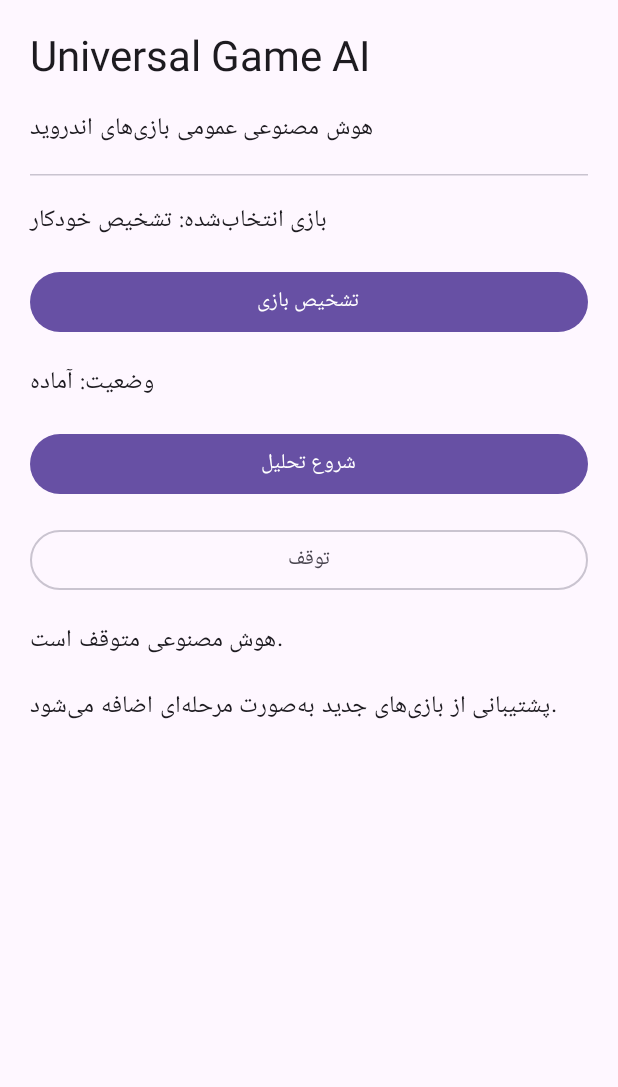
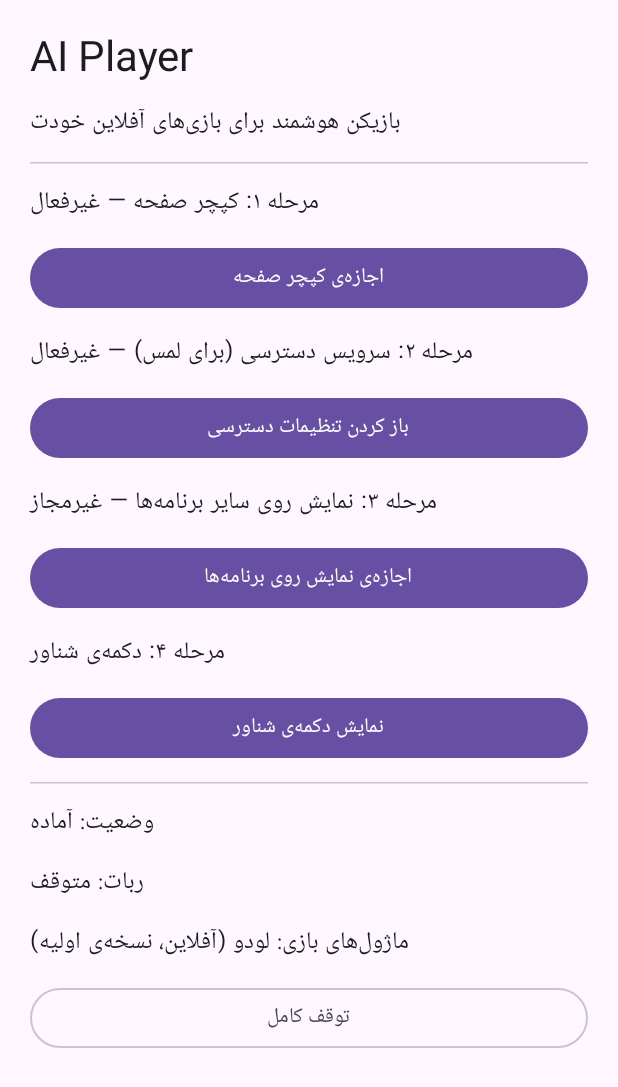
Before and after one commit to aj3157247-bot/ClashAI, an Android app built with Jetpack Compose: the screen it shows after launch (MainActivity), on a phone screen of 412 x 824 dp. Shown: the top 1087 px of the screen. Run offline under Robolectric (Android 15) with nearby library versions, the phone set to English and light mode, and no system bars.

Commit message:
Add files via upload

```diff
--- a/app/src/main/java/com/clashai/companion/GameRegistry.kt
+++ b/app/src/main/java/com/clashai/companion/GameRegistry.kt
@@ -7,8 +7,11 @@ object GameRegistry {
     // Register game modules here. The first module that matches is used.
     private val modules: MutableList<GameModule> = mutableListOf()
 
+    /** Adds a module once. Calling it again with the same id does nothing. */
     fun register(module: GameModule) {
-        modules.add(module)
+        if (modules.none { it.id == module.id }) {
+            modules.add(module)
+        }
     }
 
     fun find(packageName: String?, frame: Bitmap): GameModule? =
--- a/app/src/main/java/com/clashai/companion/MainActivity.kt
+++ b/app/src/main/java/com/clashai/companion/MainActivity.kt
@@ -1,19 +1,29 @@
 package com.aiplayer.companion
 
+import android.app.Activity
+import android.content.Intent
+import android.media.projection.MediaProjectionManager
+import android.net.Uri
 import android.os.Bundle
+import android.provider.Settings
 import androidx.activity.ComponentActivity
+import androidx.activity.compose.rememberLauncherForActivityResult
 import androidx.activity.compose.setContent
+import androidx.activity.result.contract.ActivityResultContracts
 import androidx.compose.foundation.layout.*
 import androidx.compose.material3.*
 import androidx.compose.runtime.*
 import androidx.compose.ui.Modifier
+import androidx.compose.ui.platform.LocalContext
 import androidx.compose.ui.unit.dp
+import androidx.core.content.ContextCompat
+import kotlinx.coroutines.delay
 
 class MainActivity : ComponentActivity() {
 
     override fun onCreate(savedInstanceState: Bundle?) {
         super.onCreate(savedInstanceState)
-
+        GameRegistry.register(LudoModule())
         setContent {
             UniversalGameAI()
         }
@@ -22,82 +32,122 @@ class MainActivity : ComponentActivity() {
 
 @Composable
 fun UniversalGameAI() {
+    val context = LocalContext.current
 
-    var selectedGame by remember {
-        mutableStateOf("تشخیص خودکار")
+    var status by remember { mutableStateOf("آماده") }
+    var captureOn by remember { mutableStateOf(false) }
+    var accessibilityOn by remember { mutableStateOf(false) }
+    var overlayOn by remember { mutableStateOf(Settings.canDrawOverlays(context)) }
+    var agentOn by remember { mutableStateOf(false) }
+
+    // Re-check the accessibility service every second, because the user enables it in another screen.
+    LaunchedEffect(Unit) {
+        while (true) {
+            accessibilityOn = AutoPlayAccessibilityService.instance != null
+            overlayOn = Settings.canDrawOverlays(context)
+            agentOn = AgentLoop.isRunning()
+            delay(1000)
+        }
     }
 
-    var status by remember {
-        mutableStateOf("آماده")
-    }
-
-    var automaticMode by remember {
-        mutableStateOf(false)
+    val projectionLauncher = rememberLauncherForActivityResult(
+        ActivityResultContracts.StartActivityForResult()
+    ) { result ->
+        val data = result.data
+        if (result.resultCode == Activity.RESULT_OK && data != null) {
+            val intent = Intent(context, ScreenCaptureService::class.java).apply {
+                action = ScreenCaptureService.ACTION_START
+                putExtra(ScreenCaptureService.EXTRA_RESULT_CODE, result.resultCode)
+                putExtra(ScreenCaptureService.EXTRA_DATA, data)
+            }
+            ContextCompat.startForegroundService(context, intent)
+            captureOn = true
+            status = "کپچر صفحه فعال شد"
+        } else {
+            status = "اجازه‌ی کپچر صفحه داده نشد"
+        }
     }
 
     MaterialTheme {
         Scaffold { padding ->
-
             Column(
                 modifier = Modifier
                     .fillMaxSize()
                     .padding(padding)
                     .padding(20.dp),
-                verticalArrangement = Arrangement.spacedBy(16.dp)
+                verticalArrangement = Arrangement.spacedBy(12.dp)
             ) {
+                Text("AI Player", style = MaterialTheme.typography.headlineMedium)
+                Text("بازیکن هوشمند برای بازی‌های آفلاین خودت")
+                HorizontalDivider()
 
-                Text(
-                    "Universal Game AI",
-                    style = MaterialTheme.typography.headlineMedium
-                )
+                Text("مرحله ۱: کپچر صفحه — ${if (captureOn) "فعال" else "غیرفعال"}")
+                Button(
+                    onClick = {
+                        val mpm = context.getSystemService(MediaProjectionManager::class.java)
+                        projectionLauncher.launch(mpm.createScreenCaptureIntent())
+                    },
+                    modifier = Modifier.fillMaxWidth()
+                ) { Text("اجازه‌ی کپچر صفحه") }
 
-                Text("هوش مصنوعی عمومی بازی‌های اندروید")
+                Text("مرحله ۲: سرویس دسترسی (برای لمس) — ${if (accessibilityOn) "فعال" else "غیرفعال"}")
+                Button(
+                    onClick = {
+                        context.startActivity(Intent(Settings.ACTION_ACCESSIBILITY_SETTINGS))
+                    },
+                    modifier = Modifier.fillMaxWidth()
+                ) { Text("باز کردن تنظیمات دسترسی") }
+
+                Text("مرحله ۳: نمایش روی سایر برنامه‌ها — ${if (overlayOn) "مجاز" else "غیرمجاز"}")
+                Button(
+                    onClick = {
+                        if (!Settings.canDrawOverlays(context)) {
+                            val uri = Uri.parse("package:${context.packageName}")
+                            context.startActivity(
+                                Intent(Settings.ACTION_MANAGE_OVERLAY_PERMISSION, uri)
+                            )
+                        } else {
+                            status = "مجوز نمایش روی برنامه‌ها از قبل داده شده است"
+                        }
+                    },
+                    modifier = Modifier.fillMaxWidth()
+                ) { Text("اجازه‌ی نمایش روی برنامه‌ها") }
+
+                Text("مرحله ۴: دکمه‌ی شناور")
+                Button(
+                    onClick = {
+                        if (!accessibilityOn) {
+                            status = "ابتدا سرویس دسترسی را فعال کن"
+                        } else if (!captureOn) {
+                            status = "ابتدا کپچر صفحه را فعال کن"
+                        } else if (!overlayOn) {
+                            status = "ابتدا اجازه‌ی نمایش روی برنامه‌ها را بده"
+                        } else {
+                            context.startService(Intent(context, FloatingControlService::class.java))
+                            status = "دکمه‌ی شناور نمایش داده شد. از روی بازی شروع کن."
+                        }
+                    },
+                    modifier = Modifier.fillMaxWidth()
+                ) { Text("نمایش دکمه‌ی شناور") }
 
                 HorizontalDivider()
-
-                Text("بازی انتخاب‌شده: $selectedGame")
-
-                Button(
-                    onClick = {
-                        selectedGame = "تشخیص در حال توسعه"
-                    },
-                    modifier = Modifier.fillMaxWidth()
-                ) {
-                    Text("تشخیص بازی")
-                }
-
                 Text("وضعیت: $status")
-
-                Button(
-                    onClick = {
-                        automaticMode = true
-                        status = "حالت تحلیل فعال شد"
-                    },
-                    modifier = Modifier.fillMaxWidth()
-                ) {
-                    Text("شروع تحلیل")
-                }
+                Text("ربات: ${if (agentOn) "در حال اجرا" else "متوقف"}")
+                Text("ماژول‌های بازی: لودو (آفلاین، نسخه‌ی اولیه)")
 
                 OutlinedButton(
                     onClick = {
-                        automaticMode = false
-                        status = "متوقف شد"
+                        AgentLoop.stop()
+                        context.stopService(Intent(context, FloatingControlService::class.java))
+                        val stop = Intent(context, ScreenCaptureService::class.java).apply {
+                            action = ScreenCaptureService.ACTION_STOP
+                        }
+                        context.startService(stop)
+                        captureOn = false
+                        status = "همه‌ی بخش‌ها متوقف شدند"
                     },
                     modifier = Modifier.fillMaxWidth()
-                ) {
-                    Text("توقف")
-                }
-
-                Text(
-                    if (automaticMode)
-                        "هوش مصنوعی در حالت تحلیل است."
-                    else
-                        "هوش مصنوعی متوقف است."
-                )
-
-                Text(
-                    "پشتیبانی از بازی‌های جدید به‌صورت مرحله‌ای اضافه می‌شود."
-                )
+                ) { Text("توقف کامل") }
             }
         }
     }
```
Also changed, not shown: app/src/main/java/com/clashai/companion/LudoModule.kt (added, +99 -0 lines).
